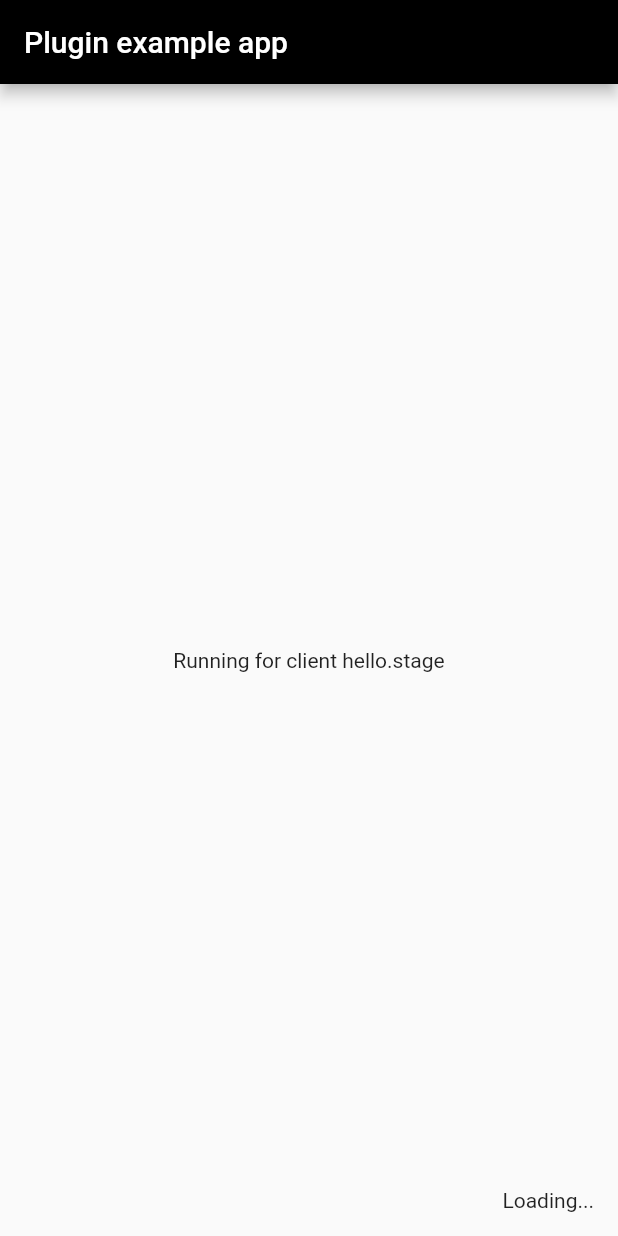
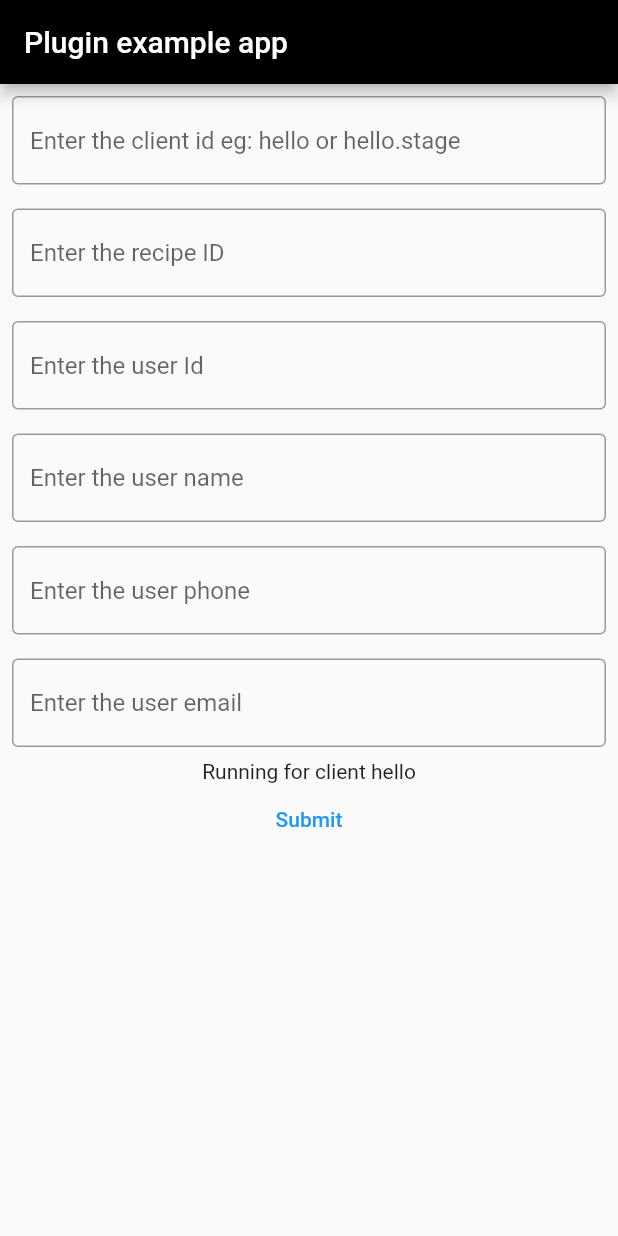
Before and after one commit to verloop/flutter-sdk, a Flutter app: the screen it shows after launch, on a phone screen of 412 x 824 dp. Run offline on Flutter 3.47's test engine with Material 2 defaults, Android fonts, the light colour scheme and no system bars; our stand-ins replace firebase_core, firebase_messaging, plugin_platform_interface; missing offline and left inert: dart:ffi; accounts and stored records are empty; generated files the repository leaves out were written again.

Commit message:
updated sample app

```diff
--- a/example/lib/main.dart
+++ b/example/lib/main.dart
@@ -1,4 +1,5 @@
 import 'dart:developer';
+import 'dart:ffi';
 
 import 'package:firebase_core/firebase_core.dart';
 import 'package:firebase_messaging/firebase_messaging.dart';
@@ -23,9 +24,21 @@ class MyApp extends StatefulWidget {
 }
 
 class _MyAppState extends State<MyApp> {
-  final String clientId = "hello.stage";
   final Map<String, String> roomMap = {"key1": "value1"};
   final Map<String, String> userMap = {"key2": "value2"};
+  String clientId = "hello";
+  String? recipeId;
+  String? userId;
+  String? userName;
+  String? userEmail;
+  String? userPhone;
+  final clientIdController = TextEditingController();
+  final recipeIdController = TextEditingController();
+  final userIdController = TextEditingController();
+  final userNameController = TextEditingController();
+  final userEmailController = TextEditingController();
+  final userPhoneController = TextEditingController();
+  bool changed = true;
 
   @override
   Widget build(BuildContext context) {
@@ -35,10 +48,133 @@ class _MyAppState extends State<MyApp> {
           backgroundColor: Colors.black,
           title: const Text('Plugin example app'),
         ),
-        body: Center(
-          child: Text('Running for client $clientId'),
+        body: SingleChildScrollView(
+          child: Stack(
+            children: [
+              Flex(
+                direction: Axis.vertical,
+                children: [
+                  Padding(
+                    padding:
+                        const EdgeInsets.symmetric(horizontal: 8, vertical: 8),
+                    child: TextField(
+                      controller: clientIdController,
+                      onChanged: (String text) {
+                        setState(() {
+                          clientId = clientIdController.text;
+                          changed = true;
+                        });
+                      },
+                      decoration: const InputDecoration(
+                        border: OutlineInputBorder(),
+                        hintText:
+                            'Enter the client id eg: hello or hello.stage',
                       ),
-        floatingActionButton: FutureBuilder<String?>(
+                    ),
+                  ),
+                  Padding(
+                    padding:
+                        const EdgeInsets.symmetric(horizontal: 8, vertical: 8),
+                    child: TextField(
+                      controller: recipeIdController,
+                      onChanged: (String text) {
+                        setState(() {
+                          recipeId = recipeIdController.text;
+                          changed = true;
+                        });
+                      },
+                      decoration: const InputDecoration(
+                        border: OutlineInputBorder(),
+                        hintText: 'Enter the recipe ID',
+                      ),
+                    ),
+                  ),
+                  Padding(
+                    padding:
+                        const EdgeInsets.symmetric(horizontal: 8, vertical: 8),
+                    child: TextField(
+                      controller: userIdController,
+                      onChanged: (String text) {
+                        setState(() {
+                          userId = userIdController.text;
+                          changed = true;
+                        });
+                      },
+                      decoration: const InputDecoration(
+                        border: OutlineInputBorder(),
+                        hintText: 'Enter the user Id',
+                      ),
+                    ),
+                  ),
+                  Padding(
+                    padding:
+                        const EdgeInsets.symmetric(horizontal: 8, vertical: 8),
+                    child: TextField(
+                      controller: userNameController,
+                      onChanged: (String text) {
+                        setState(() {
+                          userName = userNameController.text;
+                          changed = true;
+                        });
+                      },
+                      decoration: const InputDecoration(
+                        border: OutlineInputBorder(),
+                        hintText: 'Enter the user name',
+                      ),
+                    ),
+                  ),
+                  Padding(
+                    padding:
+                        const EdgeInsets.symmetric(horizontal: 8, vertical: 8),
+                    child: TextField(
+                      controller: userPhoneController,
+                      onChanged: (String text) {
+                        setState(() {
+                          userPhone = userPhoneController.text;
+                          changed = true;
+                        });
+                      },
+                      decoration: const InputDecoration(
+                        border: OutlineInputBorder(),
+                        hintText: 'Enter the user phone',
+                      ),
+                    ),
+                  ),
+                  Padding(
+                    padding:
+                        const EdgeInsets.symmetric(horizontal: 8, vertical: 8),
+                    child: TextField(
+                      controller: userEmailController,
+                      onChanged: (String text) {
+                        setState(() {
+                          userEmail = userEmailController.text;
+                          changed = true;
+                        });
+                      },
+                      decoration: const InputDecoration(
+                        border: OutlineInputBorder(),
+                        hintText: 'Enter the user email',
+                      ),
+                    ),
+                  ),
+                  Text('Running for client $clientId'),
+                  changed == false
+                      ? const SizedBox()
+                      : TextButton(
+                          onPressed: () {
+                            setState(() {
+                              changed = false;
+                            });
+                          },
+                          child: const Text("Submit")),
+                ],
+              ),
+            ],
+          ),
+        ),
+        floatingActionButton: changed == true
+            ? const SizedBox()
+            : FutureBuilder<String?>(
                 // Initialize FlutterFire
                 future: FirebaseMessaging.instance.getToken(),
                 builder: (context, snapshot) {
@@ -48,15 +184,17 @@ class _MyAppState extends State<MyApp> {
                   }
                   if (snapshot.hasData && snapshot.data != "") {
                     String token = snapshot.data ?? "";
+
                     return VerloopWidget(
                       clientId: clientId,
                       fcmToken: token,
+                      recipeId: recipeId,
                       roomVariables: roomMap,
                       userVariables: userMap,
-                userId: "12345",
-                userName: "Raghav",
-                userEmail: "test@verloop.io",
-                userPhone: "+919001501111",
+                      userId: userId,
+                      userName: userName,
+                      userEmail: userEmail,
+                      userPhone: userPhone,
                       onButtonClicked:
                           (String? title, String? payload, String? type) {
                         log("button click title $title $payload");
@@ -77,4 +215,11 @@ class _MyAppState extends State<MyApp> {
       ),
     );
   }
+
+  @override
+  void dispose() {
+    clientIdController.dispose();
+    recipeIdController.dispose();
+    super.dispose();
   }
+}
```
Also changed, not shown: 3 other files. Lines whose indentation alone changed are shown as unchanged.
